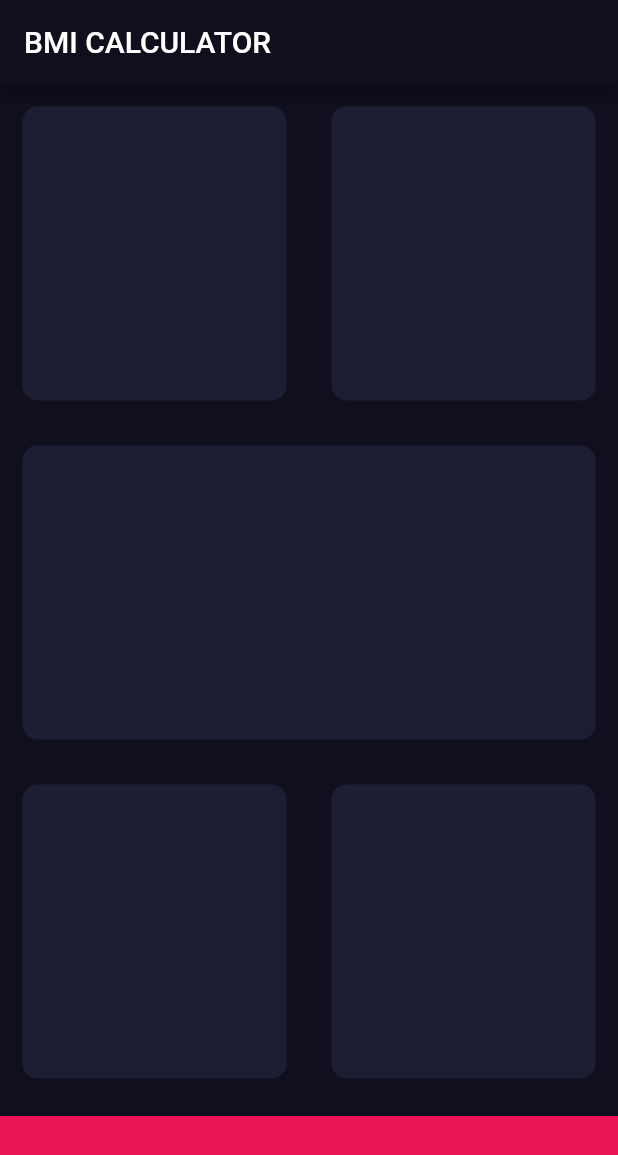
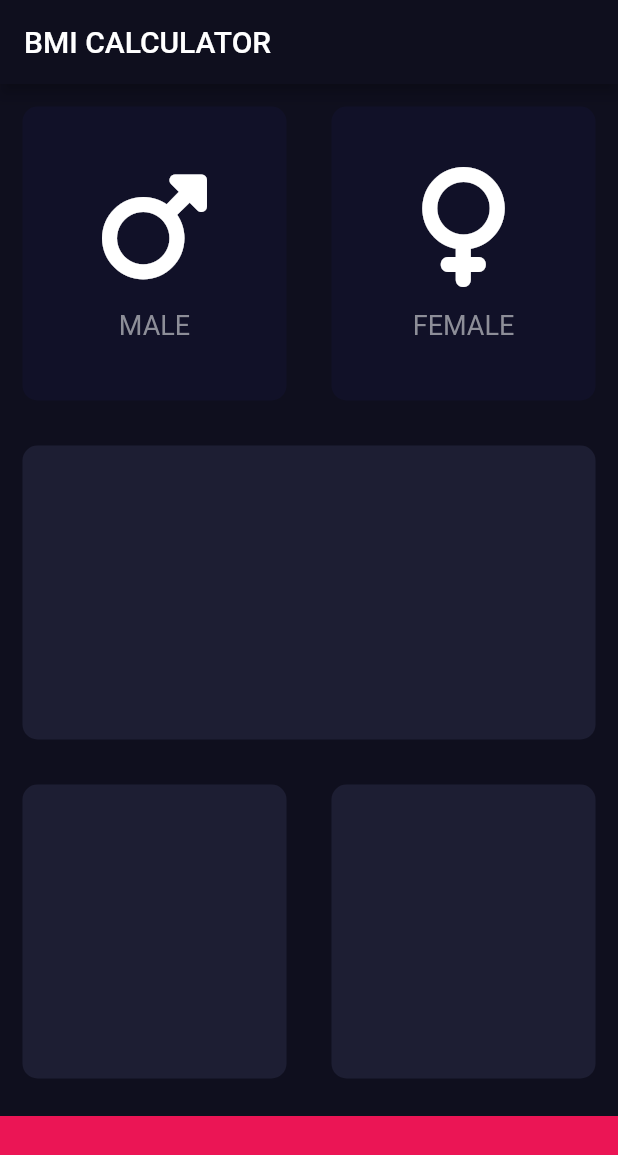
Before and after one commit to Saifee-11/bmi-calculator, a Flutter app: the screen it shows after launch, on a phone screen of 412 x 824 dp. Shown: the top 1155 px of the screen. Run offline on Flutter 3.47's test engine with Material 2 defaults, Android fonts, the phone set to English and light mode, and no system bars; our stand-ins replace font_awesome_flutter.

Commit message:
I created some custom flutter widgets and add some GestureDetector properties to create changable buttons for male and female gender

```diff
--- /dev/null
+++ b/lib/icon_content.dart
@@ -0,0 +1,27 @@
+import 'package:flutter/material.dart';
+
+const labelTextStyle = TextStyle(
+    fontSize: 18.0,
+    color: Color(0xFF8D8E98)
+);
+
+class IconContent extends StatelessWidget {
+  IconContent({this.icon, this.label});
+  final IconData icon;
+  final String label;
+
+  @override
+  Widget build(BuildContext context) {
+    return Column(
+      mainAxisAlignment: MainAxisAlignment.center,
+      children: <Widget>[
+        Icon( icon,
+          size: 80.0,),
+        SizedBox(
+          height: 15.0,
+        ),
+        Text(label, style: labelTextStyle,)
+      ],
+    );
+  }
+}
--- a/lib/input_page.dart
+++ b/lib/input_page.dart
@@ -1,7 +1,11 @@
 import 'package:flutter/material.dart';
+import 'package:font_awesome_flutter/font_awesome_flutter.dart';
+import 'icon_content.dart';
+import 'reusable_card.dart';
 
 const bottomContainerHeight = 80.0;
 const activeCardColor = Color(0xFF1D1E33);
+const inactiveCardColour = Color(0xFF111128);
 const bottomContainerColor = Color(0xFFEB1555);
 
 class InputPage extends StatefulWidget {
@@ -10,6 +14,30 @@ class InputPage extends StatefulWidget {
 }
 
 class _InputPageState extends State<InputPage> {
+  Color maleCardColour = inactiveCardColour;
+  Color femaleCardColour = inactiveCardColour;
+
+  void updateColour(int gender) {
+    if (gender == 1) {
+      if (maleCardColour == inactiveCardColour) {
+        maleCardColour = activeCardColor;
+        femaleCardColour = inactiveCardColour;
+      }
+      else {
+        maleCardColour = inactiveCardColour;
+      }
+    }
+    if (gender == 2) {
+      if (femaleCardColour == inactiveCardColour) {
+        femaleCardColour = activeCardColor;
+        maleCardColour = inactiveCardColour;
+      }
+      else {
+        femaleCardColour = inactiveCardColour;
+      }
+    }
+  }
+
   @override
   Widget build(BuildContext context) {
     return Scaffold(
@@ -22,12 +50,37 @@ class _InputPageState extends State<InputPage> {
           Expanded(child: Row(
             children: <Widget>[
               Expanded(
-                child: ReusableCard(
-                  colour: activeCardColor,),
+                child: GestureDetector(
+                  onTap: (){
+                    setState(() {
+                      updateColour(1);
+                    });
+                  },
+                  child: ReusableCard(
+                    colour: maleCardColour,
+                    cardChild: IconContent(
+                      icon: FontAwesomeIcons.mars,
+                      label: 'MALE',
+                    ),
+                  ),
+                ),
               ),
               Expanded(
-                child: ReusableCard(
-                  colour: activeCardColor,),)
+                child: GestureDetector(
+                  onTap: (){
+                    setState(() {
+                      updateColour(2);
+                    });
+                  },
+                  child: ReusableCard(
+                    colour: femaleCardColour,
+                  cardChild: IconContent(
+                    icon: FontAwesomeIcons.venus,
+                    label: 'FEMALE',
+                  ),
+                  ),
+                ),
+              )
             ],
           )),
           Expanded(
@@ -54,19 +107,3 @@ class _InputPageState extends State<InputPage> {
     );
   }
 }
-
-class ReusableCard extends StatelessWidget {
-  ReusableCard({@required this.colour});
-  final Color colour;
-
-  @override
-  Widget build(BuildContext context) {
-    return Container(
-      margin: EdgeInsets.all(15.0),
-      decoration: BoxDecoration(
-        color: colour,
-          borderRadius: BorderRadius.circular(10.0)
-      ),
-    );
-  }
-}
--- /dev/null
+++ b/lib/reusable_card.dart
@@ -0,0 +1,19 @@
+import 'package:flutter/material.dart';
+
+class ReusableCard extends StatelessWidget {
+  ReusableCard({@required this.colour, this.cardChild});
+  final Color colour;
+  final Widget cardChild;
+
+  @override
+  Widget build(BuildContext context) {
+    return Container(
+      child: cardChild,
+      margin: EdgeInsets.all(15.0),
+      decoration: BoxDecoration(
+          color: colour,
+          borderRadius: BorderRadius.circular(10.0)
+      ),
+    );
+  }
+}
--- a/pubspec.yaml
+++ b/pubspec.yaml
@@ -11,6 +11,7 @@ dependencies:
     sdk: flutter
 
   cupertino_icons: ^0.1.2
+  font_awesome_flutter: ^10.4.0
 
 dev_dependencies:
   flutter_test:
```
Also changed, not shown: pubspec.lock.
